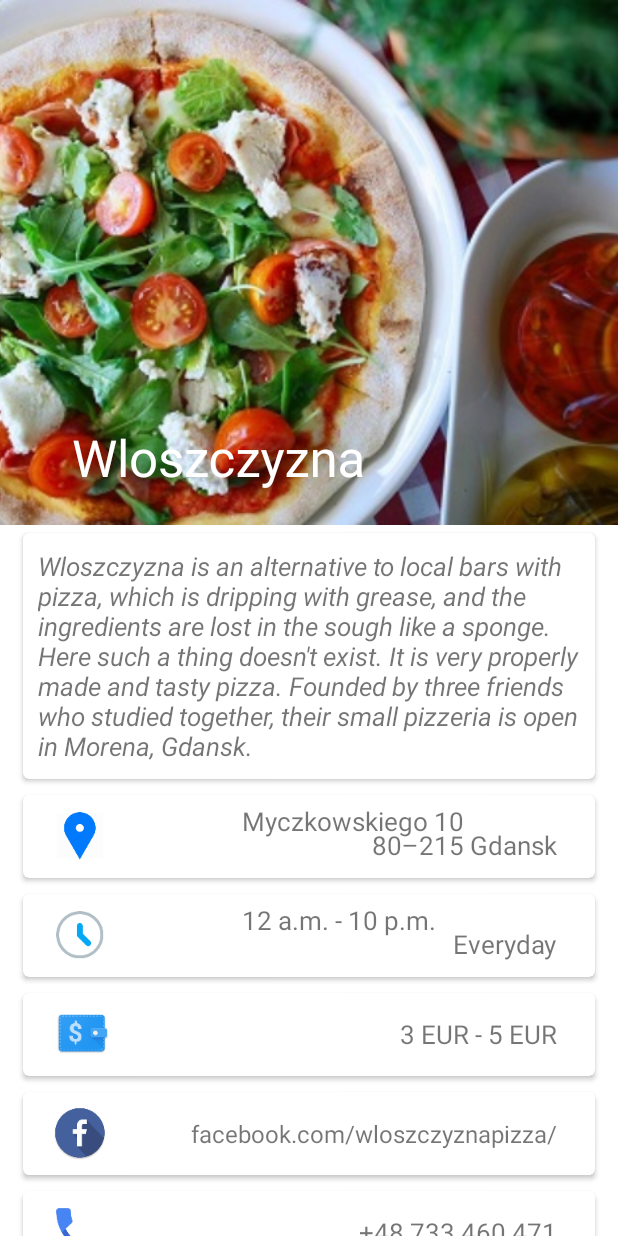
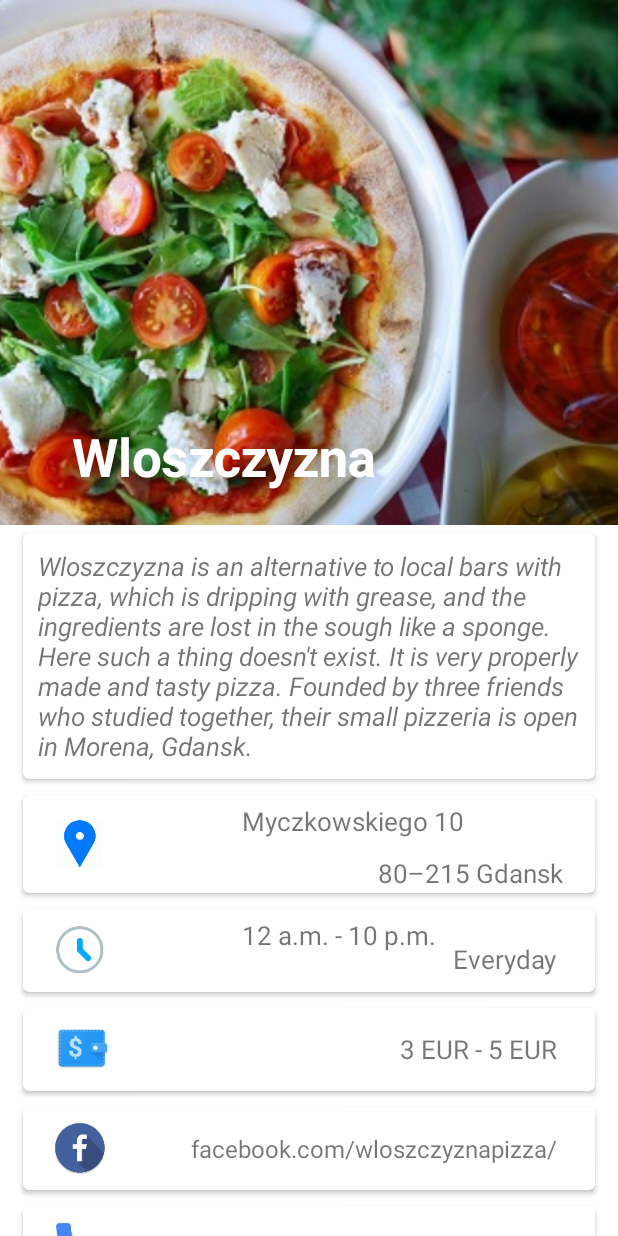
Before and after one commit to PiotrPrus/Wloszczyzna_simple_app, an Android app: the screen it shows after launch (MainActivity), on a phone screen of 412 x 824 dp. Run offline under Robolectric (Android 15) with nearby library versions, the phone set to English and light mode, and no system bars.

Commit message:
setTheCollapsingToolbarTitle method added to MainActivity.java

```diff
--- a/app/build.gradle
+++ b/app/build.gradle
@@ -5,7 +5,7 @@ android {
     buildToolsVersion "25.0.2"
     defaultConfig {
         applicationId "com.example.prusp.wloszczyzna_simple_app"
-        minSdkVersion 21
+        minSdkVersion 23
         targetSdkVersion 25
         versionCode 1
         versionName "1.0"
--- a/app/src/main/java/com/example/prusp/wloszczyzna_simple_app/MainActivity.java
+++ b/app/src/main/java/com/example/prusp/wloszczyzna_simple_app/MainActivity.java
@@ -2,8 +2,9 @@ package com.example.prusp.wloszczyzna_simple_app;
 
 import android.content.Intent;
 import android.net.Uri;
+import android.os.Bundle;
+import android.support.design.widget.CollapsingToolbarLayout;
 import android.support.v7.app.AppCompatActivity;
-import android.os.Bundle;
 import android.view.View;
 
 public class MainActivity extends AppCompatActivity {
@@ -12,6 +13,12 @@ public class MainActivity extends AppCompatActivity {
     protected void onCreate(Bundle savedInstanceState) {
         super.onCreate(savedInstanceState);
         setContentView(R.layout.activity_main);
+        setTheCollapsingToolbarTitle();
+    }
+
+    private void setTheCollapsingToolbarTitle() {
+        CollapsingToolbarLayout collapsingToolbarLayout = (CollapsingToolbarLayout)findViewById(R.id.collapsing);
+        collapsingToolbarLayout.setExpandedTitleTextAppearance(R.style.CustomTitleStyle);
     }
 
     public void contactOnClick(View view) {
@@ -19,4 +26,6 @@ public class MainActivity extends AppCompatActivity {
         contactIntent.setData(Uri.parse("tel:"+getString(R.string.telephone_number)));
         startActivity(contactIntent);
     }
+
+
 }
--- a/app/src/main/res/layout/facebook_page_card_view.xml
+++ b/app/src/main/res/layout/facebook_page_card_view.xml
@@ -29,7 +29,7 @@
             android:id="@+id/textView6"
             android:layout_centerVertical="true"
             android:layout_alignParentEnd="true"
-            android:layout_marginEnd="25dp" />
+            android:layout_marginEnd="25dp"/>
 
     </RelativeLayout>
 </android.support.v7.widget.CardView>
--- a/app/src/main/res/layout/localization_card_view.xml
+++ b/app/src/main/res/layout/localization_card_view.xml
@@ -5,7 +5,7 @@
     android:id="@+id/card_view"
     android:layout_gravity="center"
     android:layout_width="match_parent"
-    android:layout_height="@dimen/default_height_card_view"
+    android:layout_height="65dp"
     card_view:cardCornerRadius="@dimen/my_card_corner_radius"
     android:elevation="@dimen/my_elevation"
     android:layout_margin="@dimen/my_margin_for_card_view">
@@ -13,34 +13,34 @@
     <RelativeLayout
         android:layout_width="match_parent"
         android:layout_height="match_parent">
+
         <ImageView
+            android:id="@+id/localization_image_view"
             android:layout_width="36dp"
             android:layout_height="36dp"
-            android:src="@mipmap/localization_blue"
-            android:id="@+id/localization_image_view"
             android:layout_centerVertical="true"
-            android:layout_marginStart="20dp"/>
+            android:layout_marginStart="20dp"
+            android:src="@mipmap/localization_blue" />
 
         <TextView
-            android:text="@string/restauration_adress"
+            android:id="@+id/localization_text_view"
             android:layout_width="wrap_content"
             android:layout_height="wrap_content"
             android:layout_marginStart="90dp"
-            android:id="@+id/localization_text_view"
             android:layout_marginTop="5dp"
             android:layout_toEndOf="@+id/localization_image_view"
-            android:textSize="17sp"/>
+            android:text="@string/restauration_adress"
+            android:textSize="17sp" />
 
         <TextView
-            android:text="@string/localization_zip_code"
+            android:id="@+id/localization_text_view2"
             android:layout_width="wrap_content"
             android:layout_height="wrap_content"
-            android:layout_marginStart="93dp"
-            android:id="@+id/localization_text_view2"
-            android:layout_alignBottom="@id/localization_image_view"
+            android:layout_marginEnd="21dp"
+            android:text="@string/localization_zip_code"
             android:textSize="17sp"
             android:layout_alignParentEnd="true"
-            android:layout_marginEnd="25dp"/>
+            android:layout_marginTop="40dp" />
 
     </RelativeLayout>
 </android.support.v7.widget.CardView>
--- a/app/src/main/res/values/colors.xml
+++ b/app/src/main/res/values/colors.xml
@@ -3,4 +3,6 @@
     <color name="colorPrimary">#3F51B5</color>
     <color name="colorPrimaryDark">#303F9F</color>
     <color name="colorAccent">#FF4081</color>
+    <color name="colorGray">#9E9E9E</color>
+    <color name="colorWhite">#FFFFFF</color>
 </resources>
--- a/app/src/main/res/values/styles.xml
+++ b/app/src/main/res/values/styles.xml
@@ -8,5 +8,11 @@
         <item name="colorPrimaryDark">@color/colorPrimaryDark</item>
         <item name="colorAccent">@color/colorAccent</item>
     </style>
+    <!-- tyle for Title text. -->
+    <style name="CustomTitleStyle">
+        <item name="android:textSize">35sp</item>
+        <item name="android:textStyle">bold</item>
+        <item name="android:textColor">@color/colorWhite</item>
+    </style>
 
 </resources>
```
